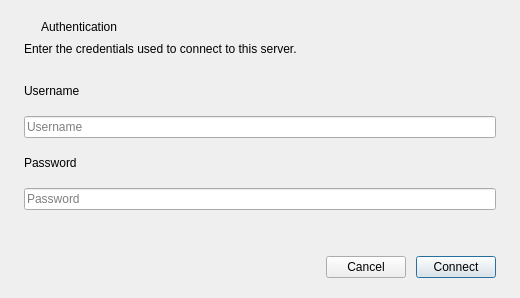
sanny32/OpenUaExplorer, file src/ui/dialogs/connectioncredentialsdialog.ui: the form before one commit.
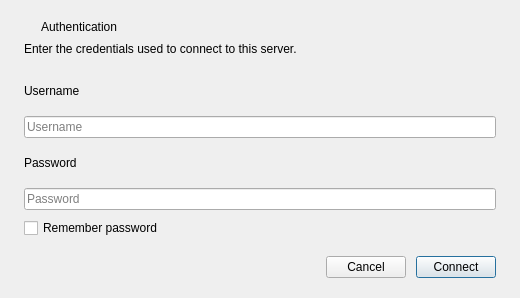
The form after the commit. Custom widgets are drawn as their Qt base class.

Patch:
```diff
--- a/src/ui/dialogs/connectioncredentialsdialog.ui
+++ b/src/ui/dialogs/connectioncredentialsdialog.ui
@@ -236,6 +236,16 @@
      </widget>
     </widget>
    </item>
+   <item>
+    <widget class="QCheckBox" name="rememberCheckBox">
+     <property name="text">
+      <string>Remember password</string>
+     </property>
+     <property name="toolTip">
+      <string>Store the password in the credential store of the operating system so this connection is restored without asking again.</string>
+     </property>
+    </widget>
+   </item>
    <item>
     <spacer name="bottomSpacer">
      <property name="orientation">
```
